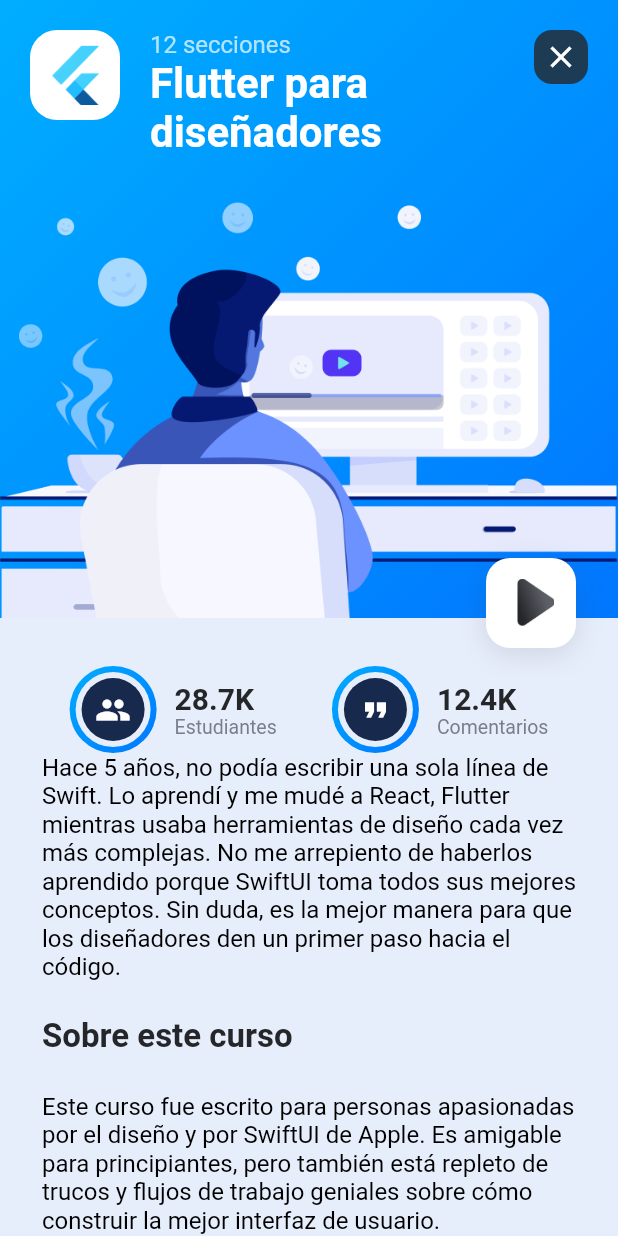
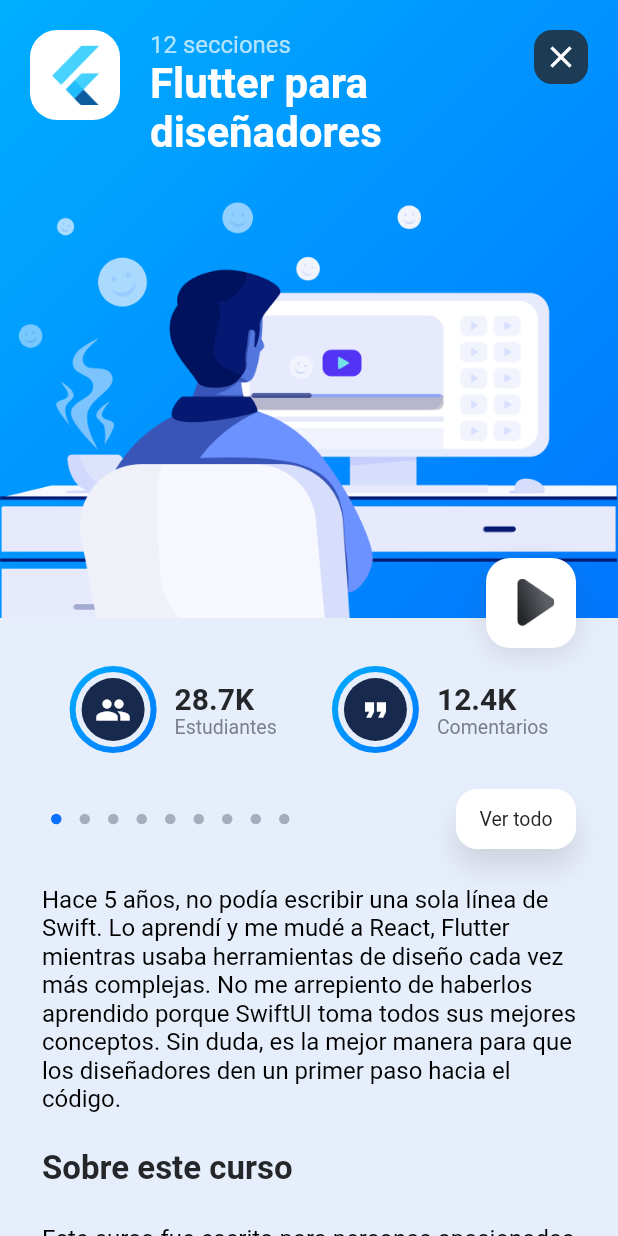
Before and after one commit to rodinson17/flutter-desing, a Flutter app: the screen it shows after launch, after a tap on "12 secciones", on a phone screen of 412 x 824 dp. Run offline on Flutter 3.47's test engine with Material 2 defaults, Android fonts, the phone set to English and light mode, and no system bars; drawn by our look-alikes of sliding_up_panel.

Commit message:
18. manually control the panel widget

```diff
--- a/lib/screens/course_screen.dart
+++ b/lib/screens/course_screen.dart
@@ -2,6 +2,7 @@ import 'dart:io';
 
 import 'package:flutter/cupertino.dart';
 import 'package:flutter/material.dart';
+import 'package:sliding_up_panel/sliding_up_panel.dart';
 
 import '../constants.dart';
 import 'package:myapp/model/course.dart';
@@ -16,12 +17,58 @@ class CourseScreen extends StatefulWidget {
 }
 
 class _CourseScreenState extends State<CourseScreen> {
+  Widget indicators() {
+    List<Widget> indicators = [];
+
+    for (var i = 0; i < 9; i++) {
+      indicators.add(Container(
+        width: 7.0,
+        height: 7.0,
+        margin: EdgeInsets.symmetric(horizontal: 6.0),
+        decoration: BoxDecoration(
+          shape: BoxShape.circle,
+          color: i == 0 ? Color(0xFF0971FE) : Color(0xFFA6AEBD)
+        ),
+      ));
+    }
+
+    return Row(
+      mainAxisAlignment: MainAxisAlignment.center,
+      children: indicators,
+    );
+  }
+
+  PanelController panelController;
+
+  @override
+  void initState() {
+    super.initState();
+    panelController = PanelController();
+  }
+
   @override
   Widget build(BuildContext context) {
     return Scaffold(
       body: Container(
         color: kBackgroundColor,
-        child: SingleChildScrollView(
+        child: SlidingUpPanel(
+          controller: panelController,
+          backdropEnabled: true,
+          borderRadius: BorderRadius.only(
+            topLeft: Radius.circular(34.0),
+          ),
+          color: kCardPopupBackgroundColor,
+          boxShadow: [
+            BoxShadow(
+              color: kShadowColor,
+              offset: Offset(0, -12),
+              blurRadius: 32.0,
+            ),
+          ],
+          minHeight: 0.0,
+          maxHeight: MediaQuery.of(context).size.height * 0.95,
+          panel: Container(),
+          body: SingleChildScrollView(
             child: Column(
               children: [
                 Stack(
@@ -251,6 +298,40 @@ class _CourseScreenState extends State<CourseScreen> {
                   ),
                 ),
                 Padding(
+                  padding: EdgeInsets.symmetric(horizontal: 28.0, vertical: 24.0),
+                  child: Row(
+                    mainAxisAlignment: MainAxisAlignment.spaceBetween,
+                    children: [
+                      indicators(),
+                      GestureDetector(
+                        onTap: () {
+                          panelController.open();
+                        },
+                        child: Container(
+                          alignment: Alignment.center,
+                          decoration: BoxDecoration(
+                            color: Colors.white,
+                            boxShadow: [
+                              BoxShadow(
+                                color: kShadowColor,
+                                offset: Offset(0, 12),
+                                blurRadius: 16.0,
+                              ),
+                            ],
+                            borderRadius: BorderRadius.circular(14.0),
+                          ),
+                          width: 80.0,
+                          height: 40.0,
+                          child: Text(
+                            "Ver todo",
+                            style: kSearchTextStyle,
+                          ),
+                        ),
+                      ),
+                    ],
+                  ),
+                ),
+                Padding(
                   padding: EdgeInsets.symmetric(horizontal: 28.0),
                   child: Column(
                     crossAxisAlignment: CrossAxisAlignment.start,
@@ -276,6 +357,7 @@ class _CourseScreenState extends State<CourseScreen> {
               ],
             ),
           ),
+        ),
       )
     );
   }
```
Lines whose indentation alone changed are shown as unchanged.
